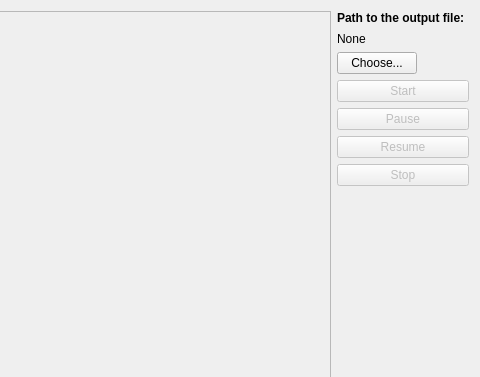
This is examples/CameraExample/mainwindow.ui in kibsoft/QtMEL as Qt 5 draws it before an edit; both pictures show x 320 to 800 and y 0 to 377 of the 800 by 500 pixel window. The edited form follows.
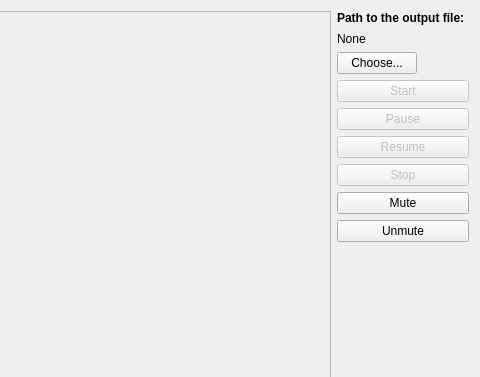
This is the edited form.

Diff of the .ui file:
```diff
--- a/examples/CameraExample/mainwindow.ui
+++ b/examples/CameraExample/mainwindow.ui
@@ -158,6 +158,20 @@
         </item>
        </layout>
       </item>
+      <item>
+       <widget class="QPushButton" name="muteButton">
+        <property name="text">
+         <string>Mute</string>
+        </property>
+       </widget>
+      </item>
+      <item>
+       <widget class="QPushButton" name="unmuteButton">
+        <property name="text">
+         <string>Unmute</string>
+        </property>
+       </widget>
+      </item>
       <item>
        <spacer name="verticalSpacer">
         <property name="orientation">
```
